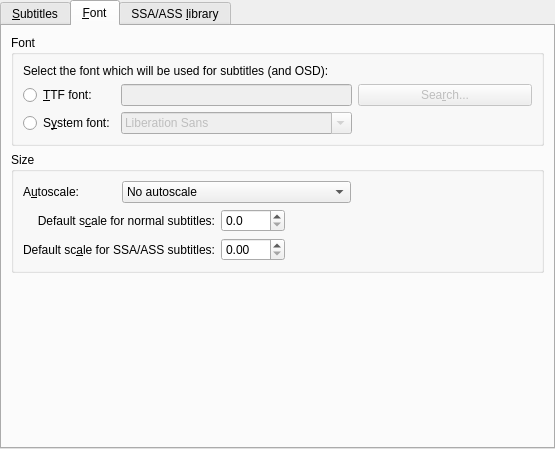
The window that src/prefsubtitles.ui (wilbert2000/wzplayer) describes before a commit, drawn with Qt 5.
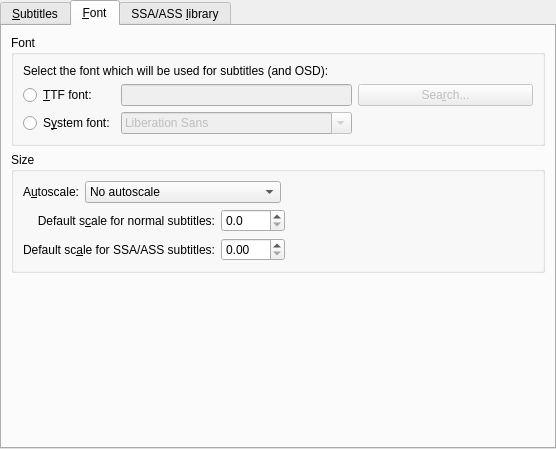
The same window after the commit. The open tabs and pages were chosen to show the change. Icons and pictures are not drawn. Custom widgets are drawn as their Qt base class.

```diff
--- a/src/prefsubtitles.ui
+++ b/src/prefsubtitles.ui
@@ -5,7 +5,7 @@
    <rect>
     <x>0</x>
     <y>0</y>
-    <width>555</width>
+    <width>556</width>
     <height>449</height>
    </rect>
   </property>
@@ -415,7 +415,28 @@
           <property name="spacing" >
            <number>6</number>
           </property>
-          <item row="0" column="1" colspan="3" >
+          <item row="0" column="0" colspan="3" >
+           <layout class="QHBoxLayout" >
+            <property name="margin" >
+             <number>0</number>
+            </property>
+            <property name="spacing" >
+             <number>6</number>
+            </property>
+            <item>
+             <widget class="QLabel" name="textLabel2_2" >
+              <property name="text" >
+               <string>A&amp;utoscale:</string>
+              </property>
+              <property name="wordWrap" >
+               <bool>false</bool>
+              </property>
+              <property name="buddy" >
+               <cstring>font_autoscale_combo</cstring>
+              </property>
+             </widget>
+            </item>
+            <item>
            <widget class="QComboBox" name="font_autoscale_combo" >
             <item>
              <property name="text" >
@@ -439,7 +460,7 @@
             </item>
            </widget>
           </item>
-          <item row="0" column="4" >
+            <item>
            <spacer>
             <property name="orientation" >
              <enum>Qt::Horizontal</enum>
@@ -452,33 +473,55 @@
             </property>
            </spacer>
           </item>
-          <item row="0" column="0" >
-           <widget class="QLabel" name="textLabel2_2" >
-            <property name="text" >
-             <string>A&amp;utoscale:</string>
+           </layout>
+          </item>
+          <item row="1" column="2" >
+           <spacer>
+            <property name="orientation" >
+             <enum>Qt::Horizontal</enum>
             </property>
-            <property name="wordWrap" >
-             <bool>false</bool>
+            <property name="sizeHint" >
+             <size>
+              <width>40</width>
+              <height>20</height>
+             </size>
             </property>
-            <property name="buddy" >
-             <cstring>font_autoscale_combo</cstring>
+           </spacer>
+          </item>
+          <item row="2" column="2" >
+           <spacer>
+            <property name="orientation" >
+             <enum>Qt::Horizontal</enum>
             </property>
-           </widget>
+            <property name="sizeHint" >
+             <size>
+              <width>40</width>
+              <height>20</height>
+             </size>
+            </property>
+           </spacer>
           </item>
-          <item row="1" column="0" colspan="2" >
-           <widget class="QLabel" name="scalelabel" >
-            <property name="text" >
-             <string>Default s&amp;cale for normal subtitles:</string>
+          <item row="1" column="1" >
+           <widget class="QDoubleSpinBox" name="font_text_scale" >
+            <property name="decimals" >
+             <number>1</number>
             </property>
-            <property name="alignment" >
-             <set>Qt::AlignRight|Qt::AlignTrailing|Qt::AlignVCenter</set>
+            <property name="singleStep" >
+             <double>0.200000000000000</double>
             </property>
-            <property name="buddy" >
-             <cstring>font_text_scale</cstring>
+           </widget>
+          </item>
+          <item row="2" column="1" >
+           <widget class="QDoubleSpinBox" name="ass_font_scale" >
+            <property name="maximum" >
+             <double>100.000000000000000</double>
             </property>
+            <property name="singleStep" >
+             <double>0.200000000000000</double>
+            </property>
            </widget>
           </item>
-          <item row="2" column="0" colspan="2" >
+          <item row="2" column="0" >
            <widget class="QLabel" name="label" >
             <property name="text" >
              <string>Default sc&amp;ale for SSA/ASS subtitles:</string>
@@ -491,52 +534,19 @@
             </property>
            </widget>
           </item>
-          <item row="2" column="2" >
-           <widget class="QDoubleSpinBox" name="ass_font_scale" >
-            <property name="maximum" >
-             <double>100.000000000000000</double>
+          <item row="1" column="0" >
+           <widget class="QLabel" name="scalelabel" >
+            <property name="text" >
+             <string>Default s&amp;cale for normal subtitles:</string>
             </property>
-            <property name="singleStep" >
-             <double>0.200000000000000</double>
+            <property name="alignment" >
+             <set>Qt::AlignRight|Qt::AlignTrailing|Qt::AlignVCenter</set>
             </property>
-           </widget>
-          </item>
-          <item row="1" column="2" >
-           <widget class="QDoubleSpinBox" name="font_text_scale" >
-            <property name="decimals" >
-             <number>1</number>
+            <property name="buddy" >
+             <cstring>font_text_scale</cstring>
             </property>
-            <property name="singleStep" >
-             <double>0.200000000000000</double>
-            </property>
            </widget>
           </item>
-          <item row="2" column="3" colspan="2" >
-           <spacer>
-            <property name="orientation" >
-             <enum>Qt::Horizontal</enum>
-            </property>
-            <property name="sizeHint" >
-             <size>
-              <width>40</width>
-              <height>20</height>
-             </size>
-            </property>
-           </spacer>
-          </item>
-          <item row="1" column="3" colspan="2" >
-           <spacer>
-            <property name="orientation" >
-             <enum>Qt::Horizontal</enum>
-            </property>
-            <property name="sizeHint" >
-             <size>
-              <width>40</width>
-              <height>20</height>
-             </size>
-            </property>
-           </spacer>
-          </item>
          </layout>
         </widget>
        </item>
```
Lines whose indentation alone changed are shown as unchanged.
